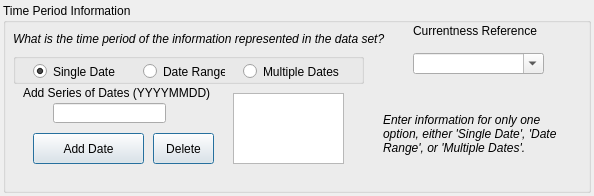
Qt form pymdwizard/gui/ui_files/MetadataDate.ui (DOI-USGS/fort-pymdwizard) before a commit.
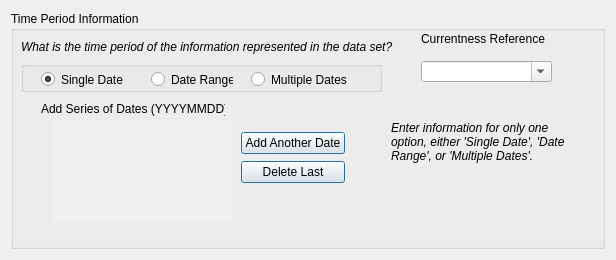
The same form after that commit. The open tabs and pages were chosen to show the change.

Commit message: updated Metadata Date to dynamically add dates from single date widget

```diff
--- a/pymdwizard/gui/ui_files/MetadataDate.ui
+++ b/pymdwizard/gui/ui_files/MetadataDate.ui
@@ -6,26 +6,14 @@
    <rect>
     <x>0</x>
     <y>0</y>
-    <width>594</width>
-    <height>196</height>
+    <width>616</width>
+    <height>260</height>
    </rect>
   </property>
   <property name="windowTitle">
    <string>Form</string>
   </property>
-  <layout class="QHBoxLayout" name="horizontalLayout">
-   <property name="leftMargin">
-    <number>3</number>
-   </property>
-   <property name="topMargin">
-    <number>3</number>
-   </property>
-   <property name="rightMargin">
-    <number>3</number>
-   </property>
-   <property name="bottomMargin">
-    <number>3</number>
-   </property>
+  <layout class="QHBoxLayout" name="horizontalLayout_3">
    <item>
     <widget class="QGroupBox" name="fgdc_timeperd">
      <property name="title">
@@ -59,7 +47,7 @@
         <x>10</x>
         <y>80</y>
         <width>361</width>
-        <height>91</height>
+        <height>151</height>
        </rect>
       </property>
       <property name="font">
@@ -125,133 +113,158 @@
           <height>20</height>
          </rect>
         </property>
-        <property name="text">
-         <string>BeginningDate (YYYYMMDD)</string>
-        </property>
-       </widget>
-       <widget class="QLabel" name="label_6">
-        <property name="geometry">
-         <rect>
-          <x>190</x>
-          <y>20</y>
-          <width>131</width>
-          <height>20</height>
-         </rect>
-        </property>
-        <property name="text">
-         <string>End Date (YYYYMMDD)</string>
-        </property>
-       </widget>
-       <widget class="QLineEdit" name="dateEdit_2">
-        <property name="geometry">
-         <rect>
-          <x>30</x>
-          <y>40</y>
-          <width>113</width>
-          <height>20</height>
-         </rect>
-        </property>
-        <property name="maxLength">
-         <number>8</number>
-        </property>
-       </widget>
-       <widget class="QLineEdit" name="dateEdit_3">
-        <property name="geometry">
-         <rect>
-          <x>200</x>
-          <y>40</y>
-          <width>113</width>
-          <height>20</height>
-         </rect>
-        </property>
-        <property name="maxLength">
-         <number>8</number>
-        </property>
+        <layout class="QVBoxLayout" name="verticalLayout_3">
+         <item>
+          <layout class="QHBoxLayout" name="horizontalLayout_2">
+           <item>
+            <widget class="QLabel" name="label_5">
+             <property name="text">
+              <string>Beginning Date (YYYYMMDD)</string>
+             </property>
+            </widget>
+           </item>
+           <item>
+            <widget class="QLabel" name="label_6">
+             <property name="text">
+              <string>End Date (YYYYMMDD)</string>
+             </property>
+            </widget>
+           </item>
+          </layout>
+         </item>
+         <item>
+          <layout class="QHBoxLayout" name="horizontalLayout">
+           <item>
+            <widget class="QWidget" name="range_date_content_1" native="true"/>
+           </item>
+           <item>
+            <widget class="QWidget" name="range_date_content_2" native="true">
+             <property name="minimumSize">
+              <size>
+               <width>166</width>
+               <height>0</height>
+              </size>
+             </property>
+            </widget>
+           </item>
+          </layout>
+         </item>
+        </layout>
        </widget>
       </widget>
       <widget class="QWidget" name="timeinfoPage3">
-       <widget class="QPushButton" name="pushButton">
-        <property name="geometry">
-         <rect>
-          <x>20</x>
-          <y>50</y>
-          <width>111</width>
-          <height>31</height>
-         </rect>
-        </property>
-        <property name="text">
-         <string>Add Date</string>
-        </property>
-        <property name="autoDefault">
-         <bool>false</bool>
-        </property>
-        <property name="default">
-         <bool>true</bool>
-        </property>
-        <property name="flat">
-         <bool>false</bool>
-        </property>
-       </widget>
        <widget class="QLabel" name="label_7">
         <property name="geometry">
          <rect>
-          <x>10</x>
-          <y>0</y>
-          <width>191</width>
-          <height>20</height>
+          <x>20</x>
+          <y>10</y>
+          <width>184</width>
+          <height>16</height>
          </rect>
         </property>
         <property name="text">
          <string>Add Series of Dates (YYYYMMDD)</string>
         </property>
        </widget>
-       <widget class="QListWidget" name="listWidget">
+       <widget class="QScrollArea" name="SA_multi_dates">
+        <property name="geometry">
+         <rect>
+          <x>30</x>
+          <y>30</y>
+          <width>181</width>
+          <height>101</height>
+         </rect>
+        </property>
+        <property name="frameShape">
+         <enum>QFrame::NoFrame</enum>
+        </property>
+        <property name="widgetResizable">
+         <bool>true</bool>
+        </property>
+        <widget class="QWidget" name="sa_multi_dates_content">
+         <property name="geometry">
+          <rect>
+           <x>0</x>
+           <y>0</y>
+           <width>181</width>
+           <height>101</height>
+          </rect>
+         </property>
+         <layout class="QVBoxLayout" name="verticalLayout_6">
+          <property name="spacing">
+           <number>4</number>
+          </property>
+          <property name="leftMargin">
+           <number>0</number>
+          </property>
+          <property name="topMargin">
+           <number>0</number>
+          </property>
+          <property name="rightMargin">
+           <number>0</number>
+          </property>
+          <property name="bottomMargin">
+           <number>0</number>
+          </property>
+          <item>
+           <spacer name="verticalSpacer">
+            <property name="orientation">
+             <enum>Qt::Vertical</enum>
+            </property>
+            <property name="sizeHint" stdset="0">
+             <size>
+              <width>20</width>
+              <height>0</height>
+             </size>
+            </property>
+           </spacer>
+          </item>
+         </layout>
+        </widget>
+       </widget>
+       <widget class="QWidget" name="">
         <property name="geometry">
          <rect>
           <x>220</x>
-          <y>10</y>
-          <width>111</width>
-          <height>71</height>
+          <y>40</y>
+          <width>104</width>
+          <height>54</height>
          </rect>
         </property>
-        <property name="editTriggers">
-         <set>QAbstractItemView::AllEditTriggers</set>
-        </property>
-       </widget>
-       <widget class="QPushButton" name="pushButton_2">
-        <property name="geometry">
-         <rect>
-          <x>140</x>
-          <y>50</y>
-          <width>61</width>
-          <height>31</height>
-         </rect>
-        </property>
-        <property name="text">
-         <string>Delete</string>
-        </property>
-        <property name="autoDefault">
-         <bool>false</bool>
-        </property>
-        <property name="default">
-         <bool>true</bool>
-        </property>
-        <property name="flat">
-         <bool>false</bool>
-        </property>
-       </widget>
-       <widget class="QLineEdit" name="dateEdit_4">
-        <property name="geometry">
-         <rect>
-          <x>40</x>
-          <y>20</y>
-          <width>113</width>
-          <height>20</height>
-         </rect>
-        </property>
-        <property name="maxLength">
-         <number>8</number>
-        </property>
+        <layout class="QVBoxLayout" name="verticalLayout_2">
+         <item>
+          <widget class="QPushButton" name="pushButton">
+           <property name="text">
+            <string>Add Another Date</string>
+           </property>
+           <property name="autoDefault">
+            <bool>false</bool>
+           </property>
+           <property name="default">
+            <bool>true</bool>
+           </property>
+           <property name="flat">
+            <bool>false</bool>
+           </property>
+          </widget>
+         </item>
+         <item>
+          <widget class="QPushButton" name="pushButton_2">
+           <property name="text">
+            <string>Delete Last</string>
+           </property>
+           <property name="autoDefault">
+            <bool>false</bool>
+           </property>
+           <property name="default">
+            <bool>true</bool>
+           </property>
+           <property name="flat">
+            <bool>false</bool>
+           </property>
+          </widget>
+         </item>
+        </layout>
        </widget>
       </widget>
      </widget>
@@ -340,7 +353,7 @@
        <rect>
         <x>10</x>
         <y>50</y>
-        <width>351</width>
+        <width>361</width>
         <height>31</height>
        </rect>
       </property>
```
Left out of the diff: 41 changed lines with no effect on the pictures.
